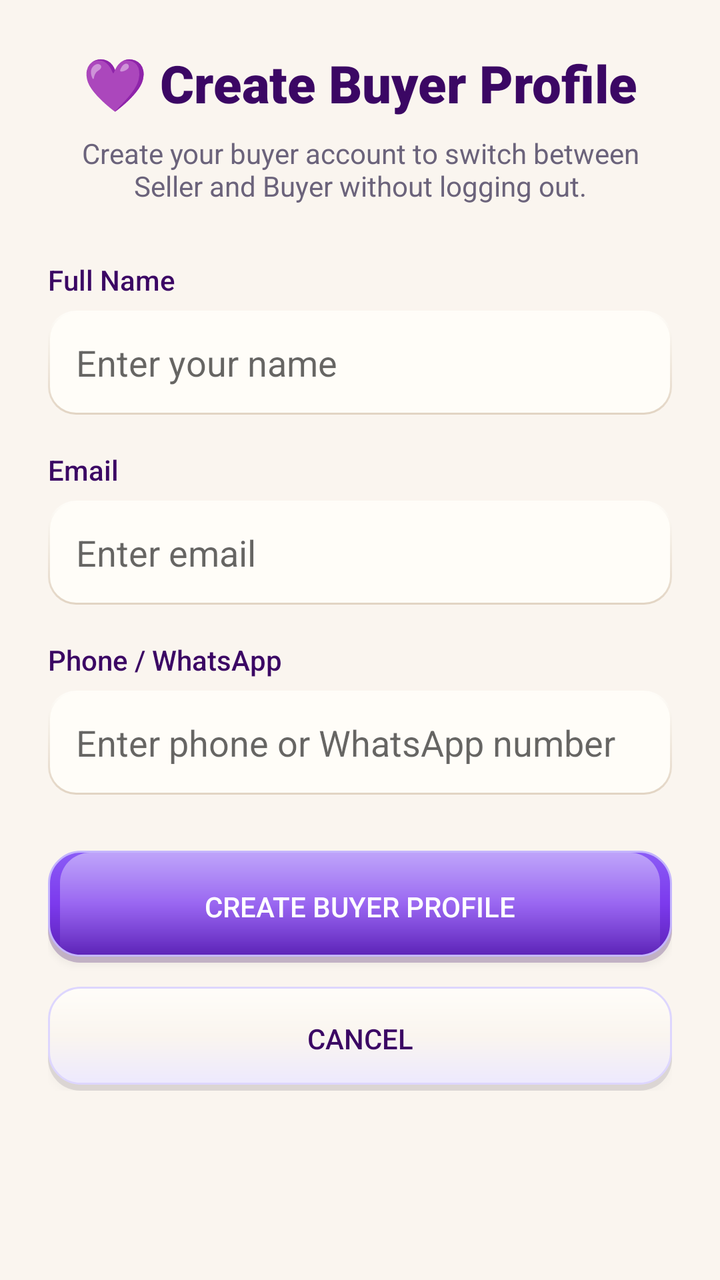
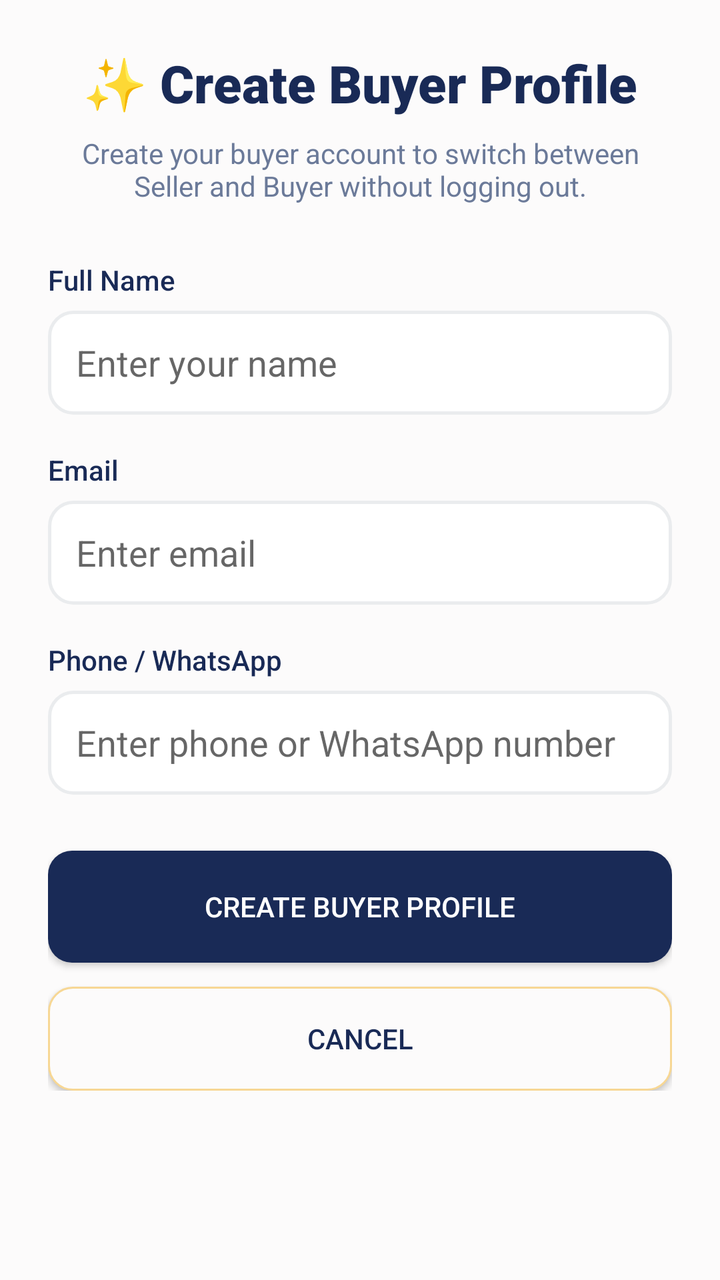

Screens rendered from an Android XML layout before and after an edit, with the pre-edit source and the edit as a unified diff.
<!-- AndroidManifest.xml: application theme Theme.SheEmpower -->
<!-- res/layout/activity_buyer_profile.xml -->
<?xml version="1.0" encoding="utf-8"?>
<ScrollView xmlns:android="http://schemas.android.com/apk/res/android"
    android:layout_width="match_parent"
    android:layout_height="match_parent"
    android:background="@color/bg_cream">

    <LinearLayout
        android:layout_width="match_parent"
        android:layout_height="wrap_content"
        android:orientation="vertical"
        android:background="@color/bg_cream"
        android:padding="24dp">

        <TextView
            android:layout_width="match_parent"
            android:layout_height="wrap_content"
            android:text="💜 Create Buyer Profile"
            android:textSize="26sp"
            android:fontFamily="sans-serif-black"
            android:textColor="@color/lavender_text"
            android:gravity="center"
            android:layout_marginBottom="8dp" />

        <TextView
            android:layout_width="match_parent"
            android:layout_height="wrap_content"
            android:text="Create your buyer account to switch between Seller and Buyer without logging out."
            android:textSize="14sp"
            android:textColor="@color/text_gray"
            android:gravity="center"
            android:layout_marginBottom="28dp" />

        <TextView
            android:layout_width="match_parent"
            android:layout_height="wrap_content"
            android:text="Full Name"
            android:fontFamily="sans-serif-medium"
            android:textSize="14sp"
            android:textColor="@color/lavender_text" />

        <EditText
            android:id="@+id/etBuyerName"
            android:layout_width="match_parent"
            android:layout_height="52dp"
            android:hint="Enter your name"
            android:inputType="textPersonName"
            android:padding="14dp"
            android:background="@drawable/bg_skeu_input"
            android:layout_marginTop="6dp"
            android:layout_marginBottom="18dp" />

        <TextView
            android:layout_width="match_parent"
            android:layout_height="wrap_content"
            android:text="Email"
            android:fontFamily="sans-serif-medium"
            android:textSize="14sp"
            android:textColor="@color/lavender_text" />

        <EditText
            android:id="@+id/etBuyerEmail"
            android:layout_width="match_parent"
            android:layout_height="52dp"
            android:hint="Enter email"
            android:inputType="textEmailAddress"
            android:padding="14dp"
            android:background="@drawable/bg_skeu_input"
            android:layout_marginTop="6dp"
            android:layout_marginBottom="18dp" />

        <TextView
            android:layout_width="match_parent"
            android:layout_height="wrap_content"
            android:text="Phone / WhatsApp"
            android:fontFamily="sans-serif-medium"
            android:textSize="14sp"
            android:textColor="@color/lavender_text" />

        <EditText
            android:id="@+id/etBuyerPhone"
            android:layout_width="match_parent"
            android:layout_height="52dp"
            android:hint="Enter phone or WhatsApp number"
            android:inputType="phone"
            android:padding="14dp"
            android:background="@drawable/bg_skeu_input"
            android:layout_marginTop="6dp"
            android:layout_marginBottom="28dp" />

        <Button
            android:id="@+id/btnCreateBuyerProfile"
            android:layout_width="match_parent"
            android:layout_height="56dp"
            android:text="CREATE BUYER PROFILE"
            android:fontFamily="sans-serif-medium"
            android:textColor="#FFFFFF"
            android:background="@drawable/bg_skeu_button_primary" />

        <Button
            android:id="@+id/btnCancelBuyerProfile"
            android:layout_width="match_parent"
            android:layout_height="52dp"
            android:text="CANCEL"
            android:fontFamily="sans-serif-medium"
            android:textColor="@color/lavender_text"
            android:background="@drawable/bg_skeu_button_cream"
            android:layout_marginTop="12dp" />

    </LinearLayout>

</ScrollView>
<!-- resources referenced by this layout -->
<resources>
  <color name="bg_cream">#FAF5EF</color>
  <color name="lavender_text">#3B0764</color>
  <color name="text_gray">#6B637B</color>
  <!-- drawable bg_skeu_button_cream (drawable) -->
  <?xml version="1.0" encoding="utf-8"?>
  <layer-list xmlns:android="http://schemas.android.com/apk/res/android">
      <item android:top="3dp">
          <shape android:shape="rectangle">
              <solid android:color="#202D253B" />
              <corners android:radius="16dp" />
          </shape>
      </item>
      <item android:bottom="3dp">
          <shape android:shape="rectangle">
              <gradient
                  android:startColor="#FFFDF9"
                  android:centerColor="#FAF5EF"
                  android:endColor="#EDE9FE"
                  android:angle="270" />
              <stroke android:width="1dp" android:color="#DDD6FE" />
              <corners android:radius="16dp" />
          </shape>
      </item>
  </layer-list>
  <!-- drawable bg_skeu_button_primary (drawable) -->
  <?xml version="1.0" encoding="utf-8"?>
  <layer-list xmlns:android="http://schemas.android.com/apk/res/android">
      
      <item android:top="3dp">
          <shape android:shape="rectangle">
              <solid android:color="#403B0764" />
              <corners android:radius="16dp" />
          </shape>
      </item>
      
      <item android:bottom="3dp">
          <shape android:shape="rectangle">
              <gradient
                  android:startColor="#8B5CF6"
                  android:centerColor="@color/lavender_primary"
                  android:endColor="@color/lavender_dark"
                  android:angle="270" />
              <stroke android:width="1dp" android:color="#C4B5FD" />
              <corners android:radius="16dp" />
          </shape>
      </item>
      
      <item android:bottom="3dp" android:top="1dp" android:left="6dp" android:right="6dp">
          <shape android:shape="rectangle">
              <gradient
                  android:startColor="#70FFFFFF"
                  android:endColor="#00FFFFFF"
                  android:angle="270" />
              <corners android:topLeftRadius="15dp" android:topRightRadius="15dp" />
          </shape>
      </item>
  </layer-list>
  <!-- drawable bg_skeu_input (drawable) -->
  <?xml version="1.0" encoding="utf-8"?>
  <layer-list xmlns:android="http://schemas.android.com/apk/res/android">
      
      <item>
          <shape android:shape="rectangle">
              <gradient
                  android:startColor="#E2D4C3"
                  android:endColor="#FFFDF9"
                  android:angle="90" />
              <corners android:radius="14dp" />
          </shape>
      </item>
      
      <item android:top="1dp" android:left="1dp" android:right="1dp" android:bottom="1dp">
          <shape android:shape="rectangle">
              <solid android:color="#FFFDF8" />
              <corners android:radius="13dp" />
          </shape>
      </item>
  </layer-list>
  <style name="Theme.SheEmpower" parent="Theme.AppCompat.Light.NoActionBar">
          <item name="colorPrimary">@color/lavender_primary</item>
          <item name="colorPrimaryDark">@color/lavender_dark</item>
          <item name="colorAccent">@color/lavender_primary</item>
          <item name="android:windowBackground">@color/bg_cream</item>
          <item name="android:colorBackground">@color/bg_cream</item>
          <item name="android:textColorPrimary">@color/text_dark</item>
          <item name="android:textColorSecondary">@color/text_gray</item>
      </style>
  <color name="lavender_primary">#7C3AED</color>
  <color name="lavender_dark">#5B21B6</color>
  <color name="text_dark">#2D253B</color>
</resources>

<!-- the commit's change to res/layout/activity_buyer_profile.xml (unified diff, before → after) -->
@@ -2,22 +2,21 @@
 <ScrollView xmlns:android="http://schemas.android.com/apk/res/android"
     android:layout_width="match_parent"
     android:layout_height="match_parent"
-    android:background="@color/bg_cream">
+    android:background="@color/background">
 
     <LinearLayout
         android:layout_width="match_parent"
         android:layout_height="wrap_content"
         android:orientation="vertical"
-        android:background="@color/bg_cream"
         android:padding="24dp">
 
         <TextView
             android:layout_width="match_parent"
             android:layout_height="wrap_content"
-            android:text="💜 Create Buyer Profile"
+            android:text="✨ Create Buyer Profile"
             android:textSize="26sp"
             android:fontFamily="sans-serif-black"
-            android:textColor="@color/lavender_text"
+            android:textColor="@color/text_primary"
             android:gravity="center"
             android:layout_marginBottom="8dp" />
 
@@ -26,7 +25,7 @@
             android:layout_height="wrap_content"
             android:text="Create your buyer account to switch between Seller and Buyer without logging out."
             android:textSize="14sp"
-            android:textColor="@color/text_gray"
+            android:textColor="@color/text_secondary"
             android:gravity="center"
             android:layout_marginBottom="28dp" />
 
@@ -36,7 +35,7 @@
             android:text="Full Name"
             android:fontFamily="sans-serif-medium"
             android:textSize="14sp"
-            android:textColor="@color/lavender_text" />
+            android:textColor="@color/text_primary" />
 
         <EditText
             android:id="@+id/etBuyerName"
@@ -55,7 +54,7 @@
             android:text="Email"
             android:fontFamily="sans-serif-medium"
             android:textSize="14sp"
-            android:textColor="@color/lavender_text" />
+            android:textColor="@color/text_primary" />
 
         <EditText
             android:id="@+id/etBuyerEmail"
@@ -74,7 +73,7 @@
             android:text="Phone / WhatsApp"
             android:fontFamily="sans-serif-medium"
             android:textSize="14sp"
-            android:textColor="@color/lavender_text" />
+            android:textColor="@color/text_primary" />
 
         <EditText
             android:id="@+id/etBuyerPhone"
@@ -102,7 +101,7 @@
             android:layout_height="52dp"
             android:text="CANCEL"
             android:fontFamily="sans-serif-medium"
-            android:textColor="@color/lavender_text"
+            android:textColor="@color/text_primary"
             android:background="@drawable/bg_skeu_button_cream"
             android:layout_marginTop="12dp" />
 
<!-- resource entries referenced after the edit -->
@@ -1,94 +1,48 @@
 <!-- resources referenced by this layout -->
 <resources>
-  <color name="bg_cream">#FAF5EF</color>
-  <color name="lavender_text">#3B0764</color>
-  <color name="text_gray">#6B637B</color>
+  <color name="background">#FCFBFB</color>
+  <color name="text_primary">#192A56</color>
+  <color name="text_secondary">#6B7A99</color>
   <!-- drawable bg_skeu_button_cream (drawable) -->
   <?xml version="1.0" encoding="utf-8"?>
-  <layer-list xmlns:android="http://schemas.android.com/apk/res/android">
-      <item android:top="3dp">
-          <shape android:shape="rectangle">
-              <solid android:color="#202D253B" />
-              <corners android:radius="16dp" />
-          </shape>
-      </item>
-      <item android:bottom="3dp">
-          <shape android:shape="rectangle">
-              <gradient
-                  android:startColor="#FFFDF9"
-                  android:centerColor="#FAF5EF"
-                  android:endColor="#EDE9FE"
-                  android:angle="270" />
-              <stroke android:width="1dp" android:color="#DDD6FE" />
-              <corners android:radius="16dp" />
-          </shape>
-      </item>
-  </layer-list>
+  <shape xmlns:android="http://schemas.android.com/apk/res/android"
+      android:shape="rectangle">
+      <solid android:color="@color/pearl_white" />
+      <corners android:radius="12dp" />
+      <stroke android:color="@color/champagne" android:width="1dp" />
+  </shape>
   <!-- drawable bg_skeu_button_primary (drawable) -->
   <?xml version="1.0" encoding="utf-8"?>
-  <layer-list xmlns:android="http://schemas.android.com/apk/res/android">
-      
-      <item android:top="3dp">
-          <shape android:shape="rectangle">
-              <solid android:color="#403B0764" />
-              <corners android:radius="16dp" />
-          </shape>
-      </item>
-      
-      <item android:bottom="3dp">
-          <shape android:shape="rectangle">
-              <gradient
-                  android:startColor="#8B5CF6"
-                  android:centerColor="@color/lavender_primary"
-                  android:endColor="@color/lavender_dark"
-                  android:angle="270" />
-              <stroke android:width="1dp" android:color="#C4B5FD" />
-              <corners android:radius="16dp" />
-          </shape>
-      </item>
-      
-      <item android:bottom="3dp" android:top="1dp" android:left="6dp" android:right="6dp">
-          <shape android:shape="rectangle">
-              <gradient
-                  android:startColor="#70FFFFFF"
-                  android:endColor="#00FFFFFF"
-                  android:angle="270" />
-              <corners android:topLeftRadius="15dp" android:topRightRadius="15dp" />
-          </shape>
-      </item>
-  </layer-list>
+  <shape xmlns:android="http://schemas.android.com/apk/res/android"
+      android:shape="rectangle">
+      <solid android:color="@color/midnight_navy" />
+      <corners android:radius="12dp" />
+  </shape>
   <!-- drawable bg_skeu_input (drawable) -->
   <?xml version="1.0" encoding="utf-8"?>
-  <layer-list xmlns:android="http://schemas.android.com/apk/res/android">
-      
-      <item>
-          <shape android:shape="rectangle">
-              <gradient
-                  android:startColor="#E2D4C3"
-                  android:endColor="#FFFDF9"
-                  android:angle="90" />
-              <corners android:radius="14dp" />
-          </shape>
-      </item>
-      
-      <item android:top="1dp" android:left="1dp" android:right="1dp" android:bottom="1dp">
-          <shape android:shape="rectangle">
-              <solid android:color="#FFFDF8" />
-              <corners android:radius="13dp" />
-          </shape>
-      </item>
-  </layer-list>
+  <shape xmlns:android="http://schemas.android.com/apk/res/android"
+      android:shape="rectangle">
+      <solid android:color="@color/white" />
+      <corners android:radius="12dp" />
+      <stroke android:color="@color/card_border" android:width="1.5dp" />
+  </shape>
   <style name="Theme.SheEmpower" parent="Theme.AppCompat.Light.NoActionBar">
-          <item name="colorPrimary">@color/lavender_primary</item>
-          <item name="colorPrimaryDark">@color/lavender_dark</item>
-          <item name="colorAccent">@color/lavender_primary</item>
-          <item name="android:windowBackground">@color/bg_cream</item>
-          <item name="android:colorBackground">@color/bg_cream</item>
-          <item name="android:textColorPrimary">@color/text_dark</item>
-          <item name="android:textColorSecondary">@color/text_gray</item>
+          <item name="colorPrimary">@color/primary</item>
+          <item name="colorPrimaryDark">@color/primary_dark</item>
+          <item name="colorAccent">@color/accent</item>
+          <item name="android:windowBackground">@color/background</item>
+          <item name="android:colorBackground">@color/background</item>
+          <item name="android:textColorPrimary">@color/text_primary</item>
+          <item name="android:textColorSecondary">@color/text_secondary</item>
+          <item name="android:statusBarColor">@color/primary_dark</item>
       </style>
-  <color name="lavender_primary">#7C3AED</color>
-  <color name="lavender_dark">#5B21B6</color>
-  <color name="text_dark">#2D253B</color>
+  <color name="pearl_white">#FCFBFB</color>
+  <color name="champagne">#F7D794</color>
+  <color name="midnight_navy">#192A56</color>
+  <color name="white">#FFFFFF</color>
+  <color name="card_border">#EAECEE</color>
+  <color name="primary">#192A56</color>
+  <color name="primary_dark">#0F1B3D</color>
+  <color name="accent">#F7D794</color>
 </resources>
 
